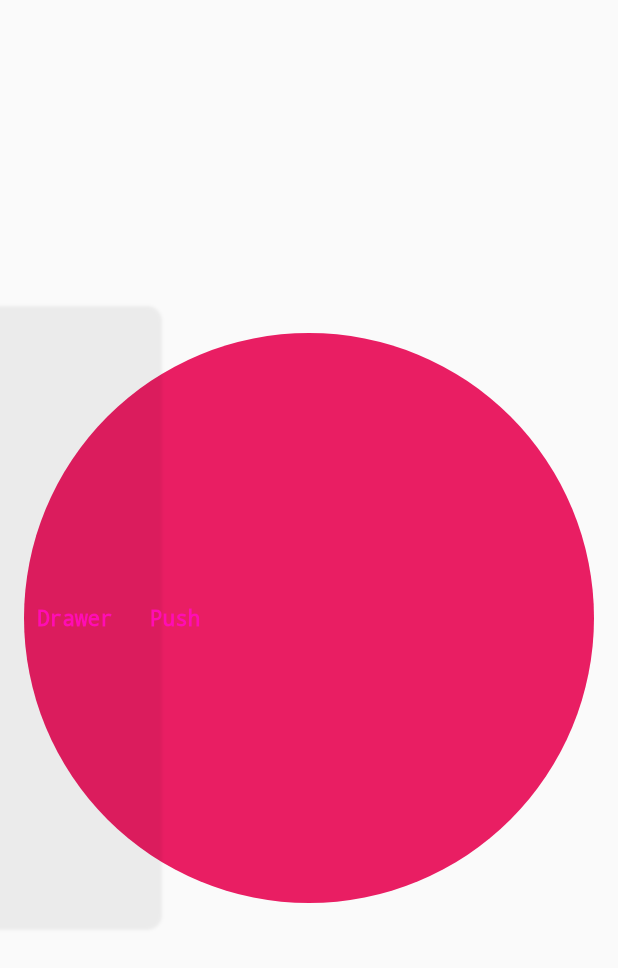
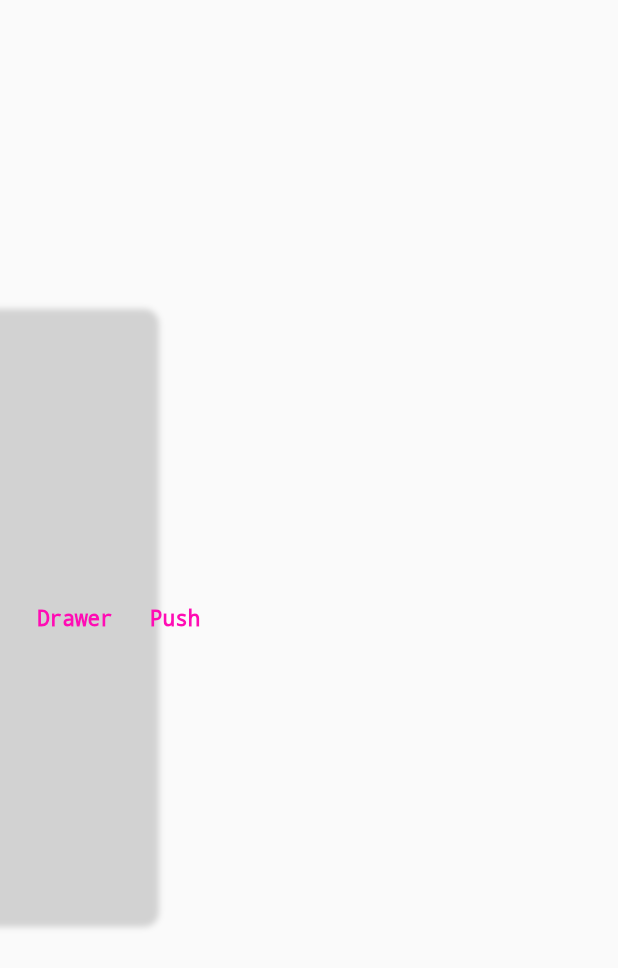
Before and after one commit to LeoStelon/3D, a Flutter app: the screen it shows after launch, after a tap on "Pull", on a phone screen of 412 x 824 dp. Shown: the top 968 px of the screen. Run offline on Flutter 3.47's test engine with Material 2 defaults, Android fonts, the phone set to English and light mode, and no system bars.

Commit message:
color contrast

```diff
--- a/lib/components/drawer.dart
+++ b/lib/components/drawer.dart
@@ -1,3 +1,5 @@
+import 'dart:math';
+
 import 'package:flutter/widgets.dart';
 import 'package:provider/provider.dart';
 import 'package:three_d/providers/color.dart';
@@ -7,57 +9,47 @@ class DrawerComponent extends StatefulWidget {
   _DrawerComponentState createState() => _DrawerComponentState();
 }
 
-class _DrawerComponentState extends State<DrawerComponent> {
+class _DrawerComponentState extends State<DrawerComponent>
+    with TickerProviderStateMixin {
   bool _visibility = false;
+  AnimationController _animationController;
+
+  @override
+  void initState() {
+    super.initState();
+    _animationController = AnimationController(
+      vsync: this,
+      duration: Duration(seconds: 2),
+      animationBehavior: AnimationBehavior.preserve,
+    );
+  }
 
   @override
   Widget build(BuildContext context) {
-    return Visibility(
-        maintainState: false,
-        visible: _visibility,
-        replacement: Column(
-          mainAxisAlignment: MainAxisAlignment.center,
-          children: [
-            Container(
-              child: GestureDetector(
-                onTap: () {
-                  setState(() {
-                    this._visibility = !this._visibility;
-                  });
-                },
-                child: Text(
-                  'Pull',
-                  style: TextStyle(
-                    color: Color(0xffff0cb4),
-                    decoration: TextDecoration.none,
-                    fontSize: 14,
-                  ),
-                ),
-              ),
-            ),
-          ],
-        ),
-        child: Consumer<ColorProvider>(
+    return Consumer<ColorProvider>(
       builder: (context, colorProvider, _) {
         return Column(
           mainAxisAlignment: MainAxisAlignment.center,
           children: [
             Row(
               children: [
-                    Container(
+                Visibility(
+                  maintainState: false,
+                  visible: _visibility,
+                  child: Container(
                     decoration: BoxDecoration(
                       boxShadow: [
                         BoxShadow(
-                            color: Color(0x0f000000),
-                            spreadRadius: 8,
-                            blurRadius: 1,
+                          color: Color.fromRGBO(0, 0, 0, 0.16),
+                          spreadRadius: 6,
+                          blurRadius: 3,
                         )
                       ],
                       borderRadius: BorderRadius.only(
                         topRight: Radius.circular(10),
                         bottomRight: Radius.circular(10),
                       ),
-                        color: colorProvider.generatedColor,
+                      color: colorProvider.backgroundColor,
                     ),
                     alignment: Alignment.centerLeft,
                     height: 400,
@@ -73,19 +65,26 @@ class _DrawerComponentState extends State<DrawerComponent> {
                       ),
                     ),
                   ),
+                ),
                 GestureDetector(
                   onTap: () {
                     setState(() {
                       this._visibility = !this._visibility;
                     });
                   },
-                      child: Text(
-                        'Push',
+                  child: TweenAnimationBuilder(
+                    tween: Tween(begin: 0, end: pi),
+                    duration: Duration(seconds: 1),
+                    builder: (context, dynamic, child) {
+                      return Text(
+                        _visibility ? 'Push' : 'Pull',
                         style: TextStyle(
                           color: Color(0xffff0cb4),
                           decoration: TextDecoration.none,
                           fontSize: 14,
                         ),
+                      );
+                    },
                   ),
                 ),
               ],
@@ -93,6 +92,6 @@ class _DrawerComponentState extends State<DrawerComponent> {
           ],
         );
       },
-        ));
+    );
   }
 }
--- a/lib/providers/color.dart
+++ b/lib/providers/color.dart
@@ -2,15 +2,17 @@ import 'dart:math';
 import 'package:flutter/widgets.dart';
 
 class ColorProvider extends ChangeNotifier {
-  Color generatedColor;
+  Color backgroundColor;
+  Color circleColor;
 
   void generateColor() {
     Random random = Random();
     int r = 255;
-    int g = random.nextInt(256);
-    int b = random.nextInt(256);
+    int g = random.nextInt(205);
+    int b = g;
     double o = 1.0;
-    generatedColor = Color.fromRGBO(r, g, b, o);
+    backgroundColor = Color.fromRGBO(r, g, b, o);
+    circleColor = Color.fromRGBO(r, g + 51, b + 51, o);
     notifyListeners();
   }
 }
--- a/lib/screens/background.dart
+++ b/lib/screens/background.dart
@@ -14,19 +14,19 @@ class BackgroundScreen extends StatelessWidget {
             onHorizontalDragEnd: (DragEndDetails dragEndDetails) {
               if (dragEndDetails.primaryVelocity >= 1000 ||
                   dragEndDetails.primaryVelocity <= -1000) {
-                print(colorProvider.generatedColor);
+                print(colorProvider.backgroundColor);
                 colorProvider.generateColor();
               }
             },
             child: Container(
               padding: EdgeInsets.all(16),
               decoration: BoxDecoration(
-                color: colorProvider.generatedColor,
+                color: colorProvider.backgroundColor,
               ),
               child: Center(
                 child: Container(
                   decoration: BoxDecoration(
-                    color: Colors.pink,
+                    color: colorProvider.circleColor,
                     shape: BoxShape.circle,
                   ),
                 ),
```
Lines whose indentation alone changed are shown as unchanged.
